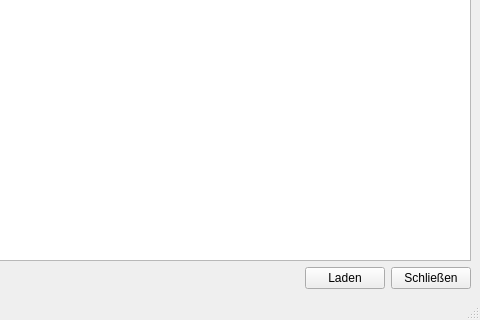
First picture: the form in src/main_window.ui, repository bbulis-tgm/pois_management, before the edit; both pictures show x 707 to 1187 and y 401 to 721 of the 1187 by 721 pixel window.
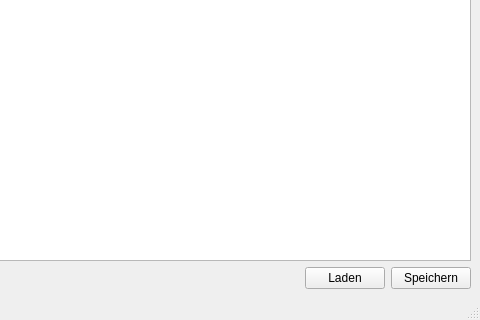
Second picture: the form after the edit.

Commit message: Chanced Main Window, Done loading file, working on saving file

Diff of the .ui file:
```diff
--- a/src/main_window.ui
+++ b/src/main_window.ui
@@ -143,7 +143,7 @@
       <item>
        <widget class="QPushButton" name="pushButton_main_close">
         <property name="text">
-         <string>Schließen</string>
+         <string>Speichern</string>
         </property>
        </widget>
       </item>
```
Left out of the diff: 2 changed lines with no effect on the pictures. The commit also changes 3 other files.
